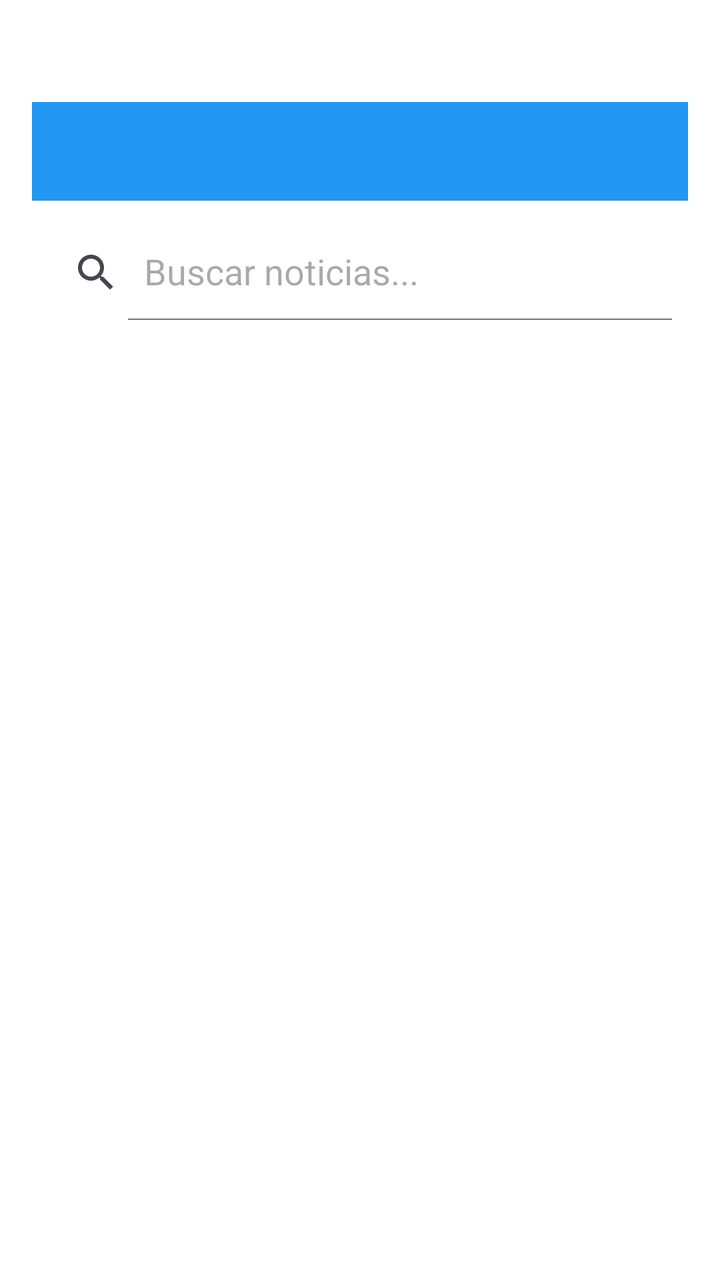
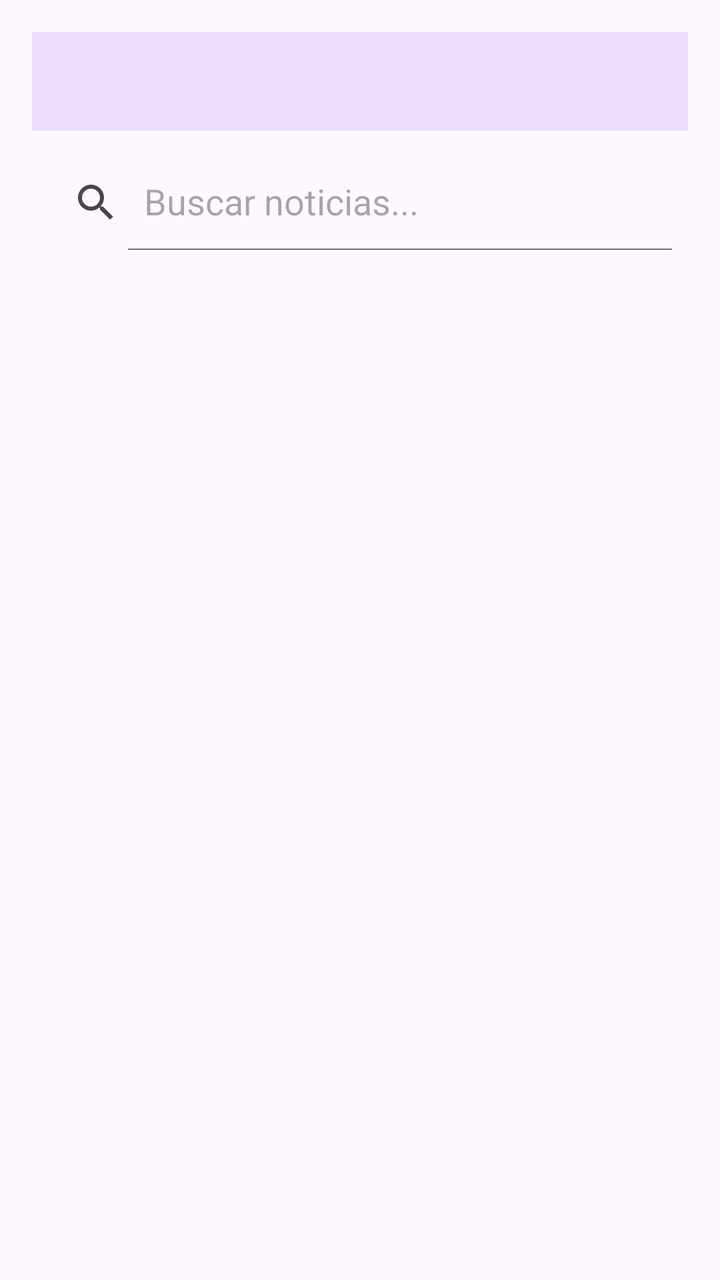

An Android layout rendered at two revisions. The XML below is the earlier revision; the diff shows what the commit changed to produce the second picture.
<!-- AndroidManifest.xml: application theme Theme.NewsApp -->
<!-- res/layout/activity_news.xml -->
<?xml version="1.0" encoding="utf-8"?>
<LinearLayout xmlns:android="http://schemas.android.com/apk/res/android"
    xmlns:app="http://schemas.android.com/apk/res-auto"
    android:layout_width="match_parent"
    android:layout_height="match_parent"
    android:background="#FFFFFF"
    android:orientation="vertical"
    android:padding="16dp">

    <TextView
        android:id="@+id/tvHeaderCategory"
        android:layout_width="match_parent"
        android:layout_height="wrap_content"
        android:layout_marginTop="35dp"
        android:layout_marginBottom="12dp"
        android:background="#FAF9F9"
        android:backgroundTint="#2196F3"
        android:padding="10dp"
        android:textColor="@color/white"
        android:textSize="22sp"
        android:textStyle="bold" />

    <androidx.appcompat.widget.SearchView
        android:id="@+id/svBuscador"
        android:layout_width="match_parent"
        android:layout_height="wrap_content"
        android:layout_marginBottom="12dp"
        app:iconifiedByDefault="false"
        app:queryHint="Buscar noticias..." />

    <androidx.recyclerview.widget.RecyclerView
        android:id="@+id/rvNews"
        android:layout_width="match_parent"
        android:layout_height="0dp"
        android:layout_weight="1"
        android:scrollbars="vertical" />

</LinearLayout>
<!-- resources referenced by this layout -->
<resources>
  <color name="white">#FFFFFFFF</color>
  <style name="Theme.NewsApp" parent="Base.Theme.NewsApp" />
  <style name="Base.Theme.NewsApp" parent="Theme.Material3.DayNight.NoActionBar">
          
          
      </style>
</resources>

<!-- the commit's change to res/layout/activity_news.xml (unified diff, before → after) -->
@@ -3,7 +3,7 @@
     xmlns:app="http://schemas.android.com/apk/res-auto"
     android:layout_width="match_parent"
     android:layout_height="match_parent"
-    android:background="#FFFFFF"
+    android:background="?attr/colorSurface"
     android:orientation="vertical"
     android:padding="16dp">
 
@@ -11,12 +11,10 @@
         android:id="@+id/tvHeaderCategory"
         android:layout_width="match_parent"
         android:layout_height="wrap_content"
-        android:layout_marginTop="35dp"
         android:layout_marginBottom="12dp"
-        android:background="#FAF9F9"
-        android:backgroundTint="#2196F3"
+        android:background="?attr/colorPrimaryContainer"
         android:padding="10dp"
-        android:textColor="@color/white"
+        android:textColor="?attr/colorOnPrimaryContainer"
         android:textSize="22sp"
         android:textStyle="bold" />
 
@@ -28,6 +26,23 @@
         app:iconifiedByDefault="false"
         app:queryHint="Buscar noticias..." />
 
+    <ProgressBar
+        android:id="@+id/newsProgress"
+        style="?android:attr/progressBarStyleHorizontal"
+        android:layout_width="match_parent"
+        android:layout_height="wrap_content"
+        android:contentDescription="@string/news_loading"
+        android:indeterminate="true"
+        android:visibility="gone" />
+
+    <TextView
+        android:id="@+id/tvNewsStatus"
+        android:layout_width="match_parent"
+        android:layout_height="wrap_content"
+        android:layout_marginBottom="8dp"
+        android:accessibilityLiveRegion="polite"
+        android:visibility="gone" />
+
     <androidx.recyclerview.widget.RecyclerView
         android:id="@+id/rvNews"
         android:layout_width="match_parent"
<!-- resource entries referenced after the edit -->
@@ -1,6 +1,6 @@
 <!-- resources referenced by this layout -->
 <resources>
-  <color name="white">#FFFFFFFF</color>
+  <string name="news_loading">Cargando noticias</string>
   <style name="Theme.NewsApp" parent="Base.Theme.NewsApp" />
   <style name="Base.Theme.NewsApp" parent="Theme.Material3.DayNight.NoActionBar">
           
